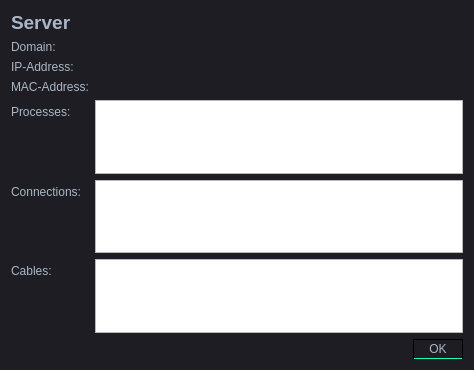
First picture: the form in src/views/dialogs/server_dialog.ui, repository Filan-glitch/NetSim, before the edit.
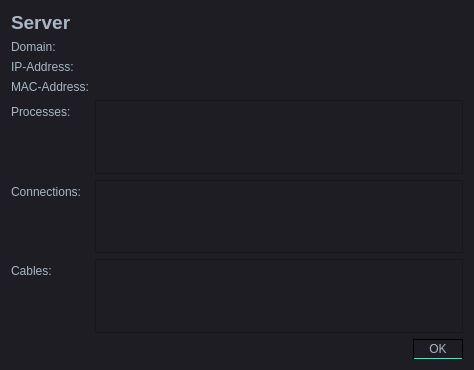
Second picture: the form after the edit. Icons and pictures are not drawn.

The edit to the form file:
```diff
--- a/src/views/dialogs/server_dialog.ui
+++ b/src/views/dialogs/server_dialog.ui
@@ -429,6 +429,10 @@
 QTreeWidget::branch:open:has-children:!has-siblings,
 QTreeWidget::branch:open:has-children:has-siblings {
     image: url(:/ellapsed.svg);
+}
+QListWidget {
+	color: #a9b7c6; 
+	background-color : #1e1d23; 
 }</string>
   </property>
   <layout class="QVBoxLayout" name="verticalLayout">
```
Left out of the diff: 2 changed lines with no effect on the pictures.
